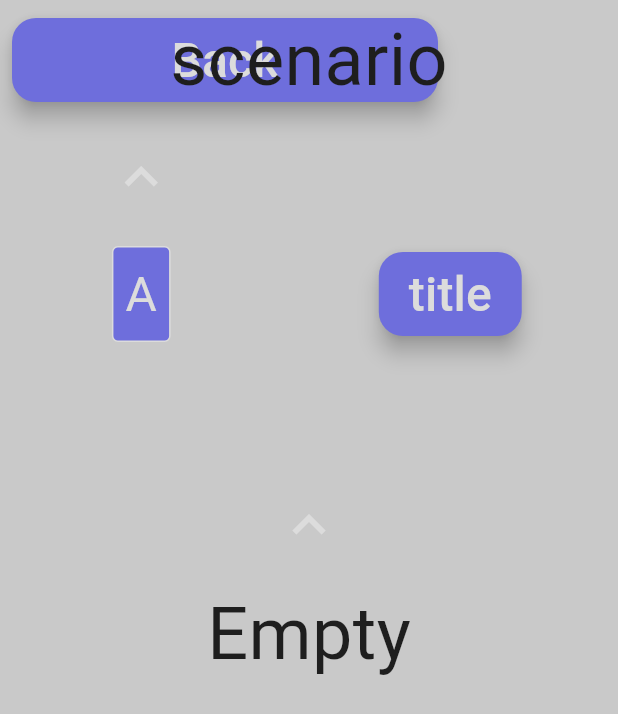
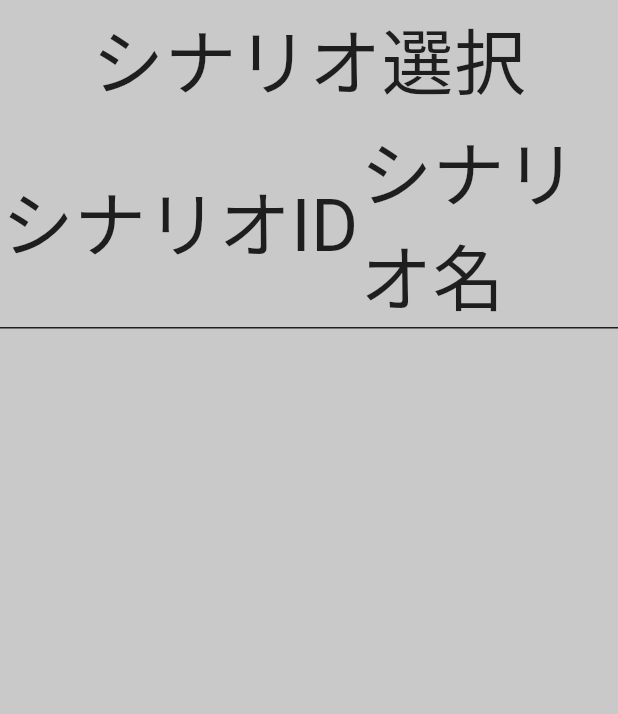
Before and after one commit to FamiChicken122/shinobi_statement, a Flutter app: the screen it shows after launch, on a phone screen of 412 x 824 dp. Shown: the top 714 px of the screen. Run offline on Flutter 3.47's test engine with Material 3 defaults, Android fonts, the phone set to English and light mode, and no system bars; our stand-ins replace flutter_bloc, supabase_flutter; accounts and stored records are empty.

Commit message:
modify scenario_screen

```diff
--- a/lib/src/screens/scenario_screen.dart
+++ b/lib/src/screens/scenario_screen.dart
@@ -3,6 +3,7 @@ import 'package:flutter_bloc/flutter_bloc.dart';
 import 'package:shinobi_statement/service/bloc/scenario_bloc.dart';
 import 'package:shinobi_statement/service/bloc/screen_bloc.dart';
 import 'package:shinobi_statement/service/supabase/data_class.dart';
+import 'package:shinobi_statement/src/colors/colors.dart';
 import 'package:shinobi_statement/src/screens/screen.dart';
 
 import '../common_component/common_component.dart';
@@ -13,65 +14,80 @@ class ScenarioScreen extends StatelessWidget {
   @override
   Widget build(BuildContext context) {
     return BlocBuilder<ScenarioBloc, ScenarioRecords>(
-      builder: (context, state) {
-        return Column(
-          children: [
-            Row(
-              mainAxisAlignment: MainAxisAlignment.spaceAround,
-              children: [
-                CommonSelection<String>(
-                  values: ["A", "B", "C", "D"],
-                  label: (value) => switch (value) {
-                    "A" => "A",
-                    "B" => "B",
-                    "C" => "C",
-                    "D" => "D",
-                    _ => "",
-                  },
-                ),
-                CommonFloatingButton(title: 'title', onTap: () => {}),
-              ],
-            ),
-            CommonUpDownButton(
-              direction: Direction.up,
-              onTap: () {
-                context.read<ScreenBloc>().add(
-                  ShowScreenEvent(screen: Screen.character),
-                );
-              },
-            ),
-            _TestWidget(state),
-          ],
+      builder: (context, records) {
+        records[0] = Scenario(id: 0, name: 'シナリオ名');
+        return ListView.builder(
+          itemCount: records.length,
+          itemBuilder: (context, index) {
+            return _Scenario(scenario: records[index]!);
+          },
         );
       },
     );
   }
 }
 
-class _TestWidget extends StatelessWidget {
-  const _TestWidget(this.state);
+class _Scenario extends StatelessWidget {
+  const _Scenario({required this.scenario});
 
-  final ScenarioRecords state;
+  final Scenario scenario;
 
   @override
   Widget build(BuildContext context) {
-    if (state.isEmpty) {
-      return CommonText.title("Empty");
+    if (scenario.id == 0) {
+      return Column(
+        children: [
+          Row(
+            mainAxisAlignment: MainAxisAlignment.center,
+            crossAxisAlignment: CrossAxisAlignment.center,
+            children: [
+              SizedBox(
+                width: 240,
+                child: Center(child: CommonText.title('シナリオID')),
+              ),
+              Expanded(child: Center(child: CommonText.title(scenario.name))),
+            ],
+          ),
+          Divider(
+            color: commonColors.textBlack,
+            height: 1,
+          ),
+        ],
+      );
     }
-
-    final widgets = <Widget>[];
-    state.forEach((key, value) {
-      widgets.add(CommonText.title(key.toString()));
-      widgets.add(CommonText.title(value.name));
-    });
-    return SizedBox(
-      height: 400,
-      child: ListView.builder(
-        itemCount: widgets.length,
-        itemBuilder: (context, index) {
-          return ListTile(title: widgets[index]);
-        },
-      ),
+    return Column(
+      children: [
+        Row(
+          mainAxisAlignment: MainAxisAlignment.spaceBetween,
+          crossAxisAlignment: CrossAxisAlignment.center,
+          children: [
+            SizedBox(
+              width: 240,
+              child: Center(child: CommonText.title(scenario.id.toString())),
+            ),
+            Expanded(
+              child: CommonFloatingButton(
+                onTap: () => context.read<ScreenBloc>().add(
+                  ShowScreenEvent(screen: Screen.character),
+                ),
+                title: scenario.name,
+                child: (String name) {
+                  return Row(
+                    children: [
+                      CommonText.whiteTitle(scenario.name),
+                      const Icon(Icons.chevron_right),
+                    ],
+                  );
+                },
+              ),
+            ),
+          ],
+        ),
+        Divider(
+          color: commonColors.textBlack,
+          height: 1,
+        ),
+      ],
     );
   }
 }
--- a/lib/src/screens/screen.dart
+++ b/lib/src/screens/screen.dart
@@ -16,7 +16,7 @@ enum Screen {
   StatelessWidget get screenWidget => switch (this) {
     scenario => const ScenarioScreen(),
     character => const CharacterScreen(),
-    _ => const ScenarioScreen(),
+    _ => const CharacterScreen(),
     // publicInfo => const PublicInfoScreen(),
     // secret => const SecretScreen(),
     // place => const PlaceScreen(),
@@ -25,4 +25,28 @@ enum Screen {
     // unwell => const UnwellScreen(),
     // combatEffect => const CombatEffectScreen(),
   };
+
+  String get shownName => switch (this) {
+    scenario => 'シナリオ選択',
+    character => 'キャラクター',
+    publicInfo => '公開情報',
+    secret => '秘密所持表',
+    place => '居所所持表',
+    ougi => '奥義情報所持表',
+    emotion => '感情所持表',
+    unwell => '変調所持表',
+    combatEffect => '戦闘中データ',
+  };
+
+  String get paneTitle => switch (this) {
+    scenario => 'シナリオ',
+    character => 'キャラクター',
+    publicInfo => '公開情報',
+    secret => '秘密',
+    place => '居所',
+    ougi => '奥義情報',
+    emotion => '感情',
+    unwell => '変調',
+    combatEffect => '戦闘データ',
+  };
 }
--- a/lib/src/screens/screen_base.dart
+++ b/lib/src/screens/screen_base.dart
@@ -1,6 +1,7 @@
 import 'package:flutter/material.dart';
 import 'package:flutter_bloc/flutter_bloc.dart';
 import 'package:shinobi_statement/service/bloc/screen_bloc.dart';
+import 'package:shinobi_statement/src/screens/screen.dart';
 
 import '../common_component/common_component.dart';
 
@@ -39,11 +40,16 @@ class _BackButtonBar extends StatelessWidget {
         return Stack(
           alignment: AlignmentDirectional.centerStart,
           children: [
-            SizedBox(
-              width: 300,
-              child: CommonFloatingButton(title: 'Back', onTap: () => {}),
-            ),
-            Center(child: CommonText.title(state.currentScreen.name)),
+            if (state.currentScreen != Screen.scenario)
+              SizedBox(
+                width: 300,
+                child: CommonFloatingButton(
+                  title: 'Back',
+                  onTap: () =>
+                      context.read<ScreenBloc>().add(const BackHomeEvent()),
+                ),
+              ),
+            Center(child: CommonText.title(state.currentScreen.shownName)),
           ],
         );
       },
```
Also changed, not shown: lib/src/common_component/commons/common_pane.dart (+11 -37 lines).
